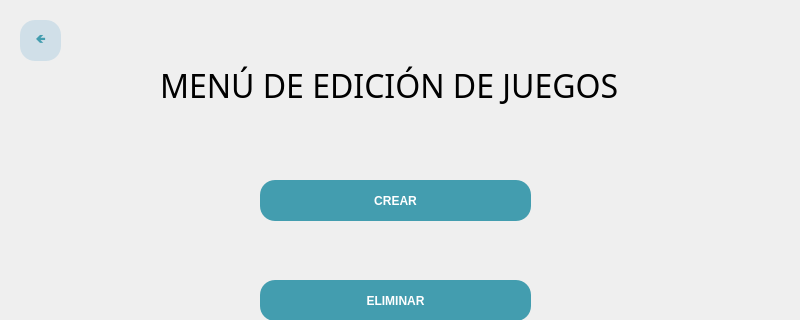
Before: the Qt Designer form src/vista/ui/MenuEdicionJuegos.ui in eperec03/museo, drawn with Qt 5; both pictures show x 0 to 800 and y 0 to 320 of the 800 by 600 pixel window.
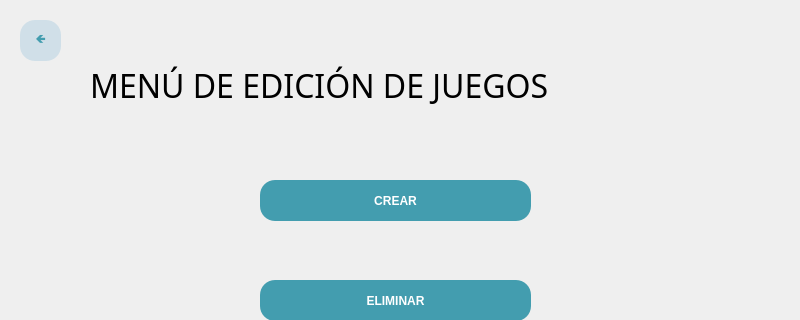
After: the same form once the commit is applied.

```diff
--- a/src/vista/ui/MenuEdicionJuegos.ui
+++ b/src/vista/ui/MenuEdicionJuegos.ui
@@ -17,9 +17,9 @@
    <widget class="QLabel" name="Titulo">
     <property name="geometry">
      <rect>
-      <x>160</x>
+      <x>90</x>
       <y>40</y>
-      <width>491</width>
+      <width>631</width>
       <height>91</height>
      </rect>
     </property>
```
Left out of the diff: 112 changed lines with no effect on the pictures.
